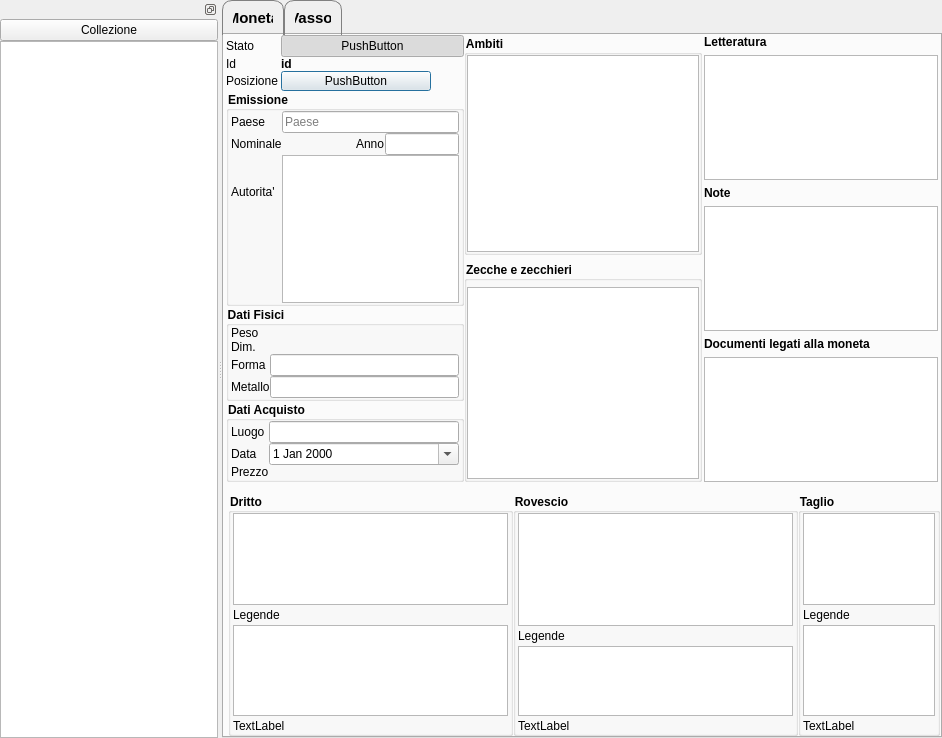
The window that GestCollOnQt/GUI/Moneta/monetaform.ui (mirkoviviani76/gestcoll) describes before a commit, drawn with Qt 5.
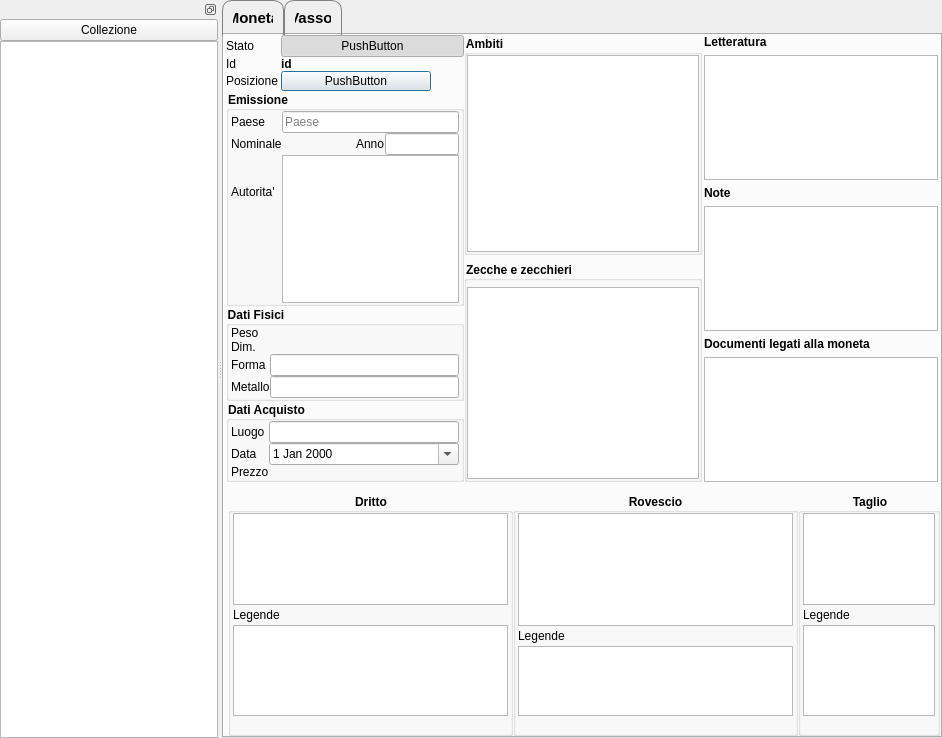
The same window after the commit. Icons and pictures are not drawn. Custom widgets are drawn as their Qt base class.

Commit message: Sistemata codifica per blocknotes.

```diff
--- a/GestCollOnQt/GUI/Moneta/monetaform.ui
+++ b/GestCollOnQt/GUI/Moneta/monetaform.ui
@@ -790,6 +790,9 @@
              <property name="title">
               <string>Dritto</string>
              </property>
+             <property name="alignment">
+              <set>Qt::AlignCenter</set>
+             </property>
              <layout class="QVBoxLayout" name="verticalLayout_2" stretch="1,0,1,0">
               <property name="spacing">
                <number>3</number>
@@ -832,7 +835,13 @@
               <item>
                <widget class="ImgMoneta" name="imgDritto">
                 <property name="text">
-                 <string>TextLabel</string>
+                 <string/>
+                </property>
+                <property name="pixmap">
+                 <pixmap resource="../../resources/resources.qrc">:/img/SRI.png</pixmap>
+                </property>
+                <property name="alignment">
+                 <set>Qt::AlignCenter</set>
                 </property>
                </widget>
               </item>
@@ -844,6 +853,9 @@
              <property name="title">
               <string>Rovescio</string>
              </property>
+             <property name="alignment">
+              <set>Qt::AlignCenter</set>
+             </property>
              <layout class="QVBoxLayout" name="verticalLayout_3" stretch="0,0,1,0">
               <property name="spacing">
                <number>3</number>
@@ -886,7 +898,13 @@
               <item>
                <widget class="ImgMoneta" name="imgRovescio">
                 <property name="text">
-                 <string>TextLabel</string>
+                 <string/>
+                </property>
+                <property name="pixmap">
+                 <pixmap resource="../../resources/resources.qrc">:/img/SRI.png</pixmap>
+                </property>
+                <property name="alignment">
+                 <set>Qt::AlignCenter</set>
                 </property>
                </widget>
               </item>
@@ -898,6 +916,9 @@
              <property name="title">
               <string>Taglio</string>
              </property>
+             <property name="alignment">
+              <set>Qt::AlignCenter</set>
+             </property>
              <layout class="QVBoxLayout" name="verticalLayout_4" stretch="1,0,1,0">
               <property name="spacing">
                <number>3</number>
@@ -940,7 +961,13 @@
               <item>
                <widget class="ImgMoneta" name="imgTaglio">
                 <property name="text">
-                 <string>TextLabel</string>
+                 <string/>
+                </property>
+                <property name="pixmap">
+                 <pixmap resource="../../resources/resources.qrc">:/img/SRI.png</pixmap>
+                </property>
+                <property name="alignment">
+                 <set>Qt::AlignCenter</set>
                 </property>
                </widget>
               </item>
```
The commit also changes 2 other files.
